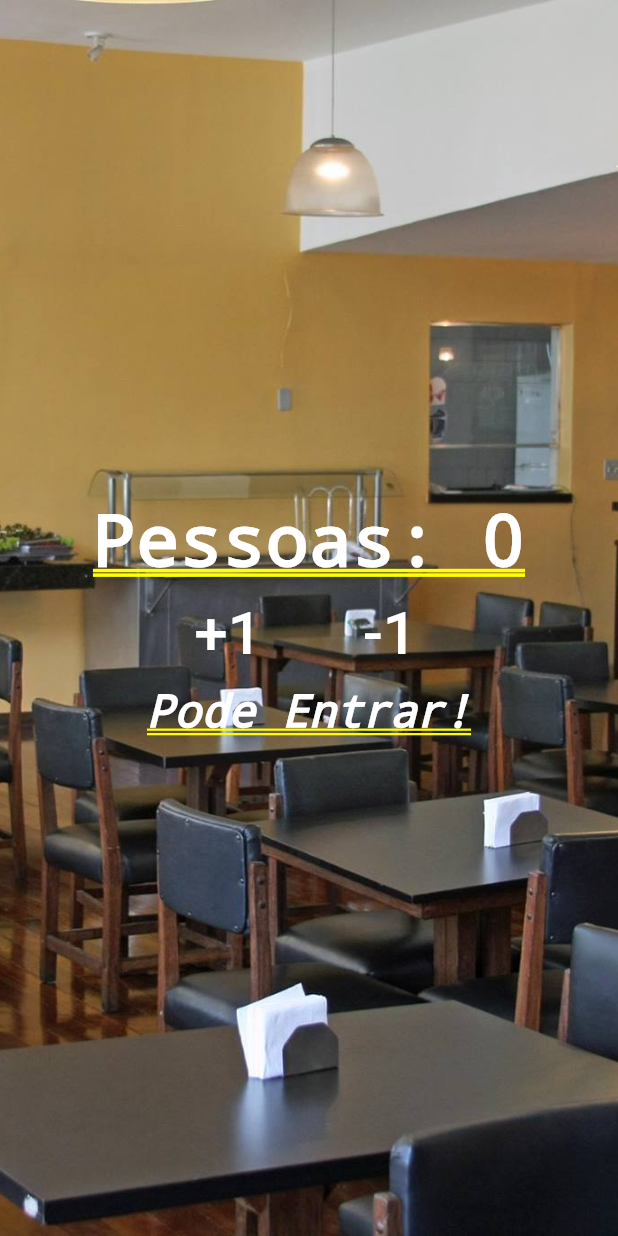
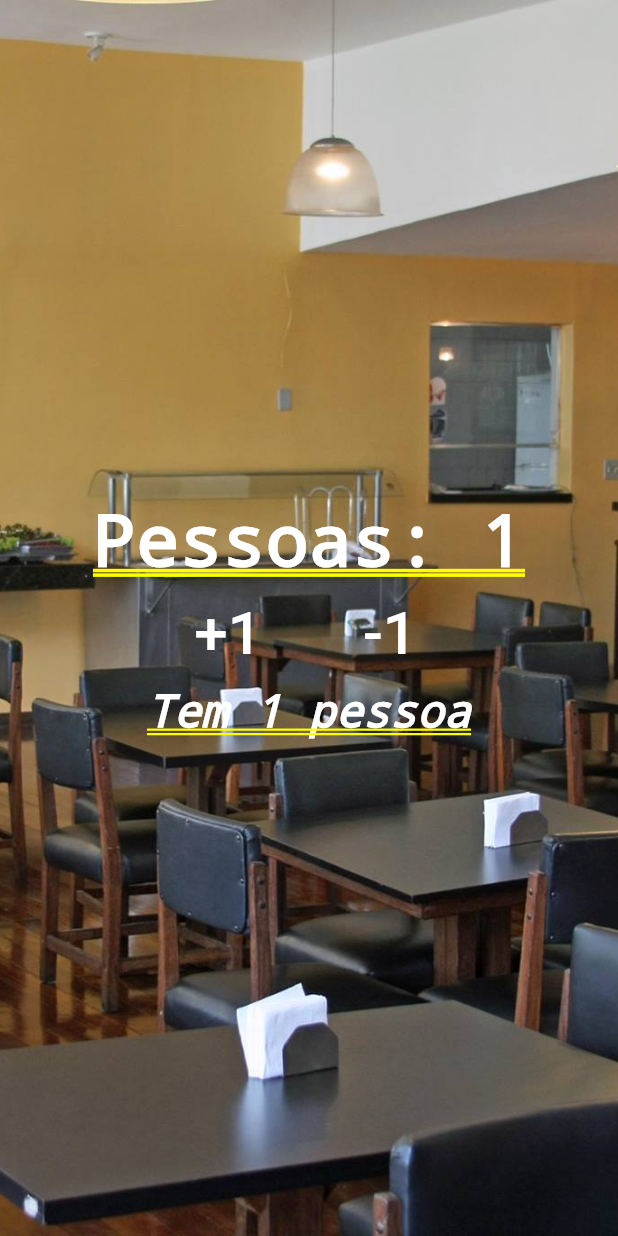
Before and after one commit to iurylippo/person-counter-flutterApp, a Flutter app: the screen it shows after launch, after a tap on "+1", on a phone screen of 412 x 824 dp. Run offline on Flutter 3.47's test engine with Material 2 defaults, Android fonts, the phone set to English and light mode, and no system bars.

Commit message:
add button function increment and decrecent

```diff
--- a/lib/main.dart
+++ b/lib/main.dart
@@ -1,9 +1,7 @@
 import 'package:flutter/material.dart';
 
 void main() {
-  runApp(MaterialApp(
-      title: "Person Counter",
-      home: Home()));
+  runApp(MaterialApp(title: "Person Counter", home: Home()));
 }
 
 class Home extends StatefulWidget {
@@ -12,17 +10,48 @@ class Home extends StatefulWidget {
 }
 
 class _State extends State<Home> {
+  int _people = 0;
+  String _infoText = "Pode entrar!";
+
+
+  void _changePeople(int delta) {
+    setState(() {
+      if (_people + delta >= 0 && _people + delta <= 15) {
+        _people += delta;
+        if ( _people == 1) {
+
+          _infoText = "Tem $_people pessoa";
+        }
+        else if (_people == 0 && delta < 1) {
+          _infoText = "Não tem ninguém";
+        }
+
+        else if (_people == 15) {
+          _infoText = "Está lotado!";
+        }
+
+        else {
+          _infoText = "Tem $_people pessoas";
+          }
+
+      } else if(_people + delta > 15) {
+        _infoText = "Não pode entrar mais que $_people";
+      } else {
+        _infoText = "Pra que menos que isso? XD";
+      }
+    });
+  }
+
   @override
   Widget build(BuildContext context) {
     return Stack(
       children: <Widget>[
-          Image.asset("images/restaurant.jpg",
-              fit: BoxFit.cover, height: 1000.0),
+        Image.asset("images/restaurant.jpg", fit: BoxFit.cover, height: 1000.0),
         Column(
           mainAxisAlignment: MainAxisAlignment.center,
           children: <Widget>[
             Text(
-                "Pessoas: 0",
+              "Pessoas: $_people",
               style:
                   TextStyle(color: Colors.white, fontWeight: FontWeight.bold),
             ),
@@ -36,7 +65,9 @@ class _State extends State<Home> {
                       "+1",
                       style: TextStyle(fontSize: 40.0, color: Colors.white),
                     ),
-                      onPressed: () {},
+                    onPressed: () {
+                      _changePeople(1);
+                    },
                   ),
                 ),
                 Padding(
@@ -46,13 +77,15 @@ class _State extends State<Home> {
                       "-1",
                       style: TextStyle(fontSize: 40.0, color: Colors.white),
                     ),
-                      onPressed: () {},
+                    onPressed: () {
+                      _changePeople(-1);
+                    },
                   ),
                 ),
               ],
             ),
             Text(
-                "Pode Entrar!",
+              _infoText,
               style: TextStyle(
                   color: Colors.white,
                   fontStyle: FontStyle.italic,
```
Lines whose indentation alone changed are shown as unchanged.
